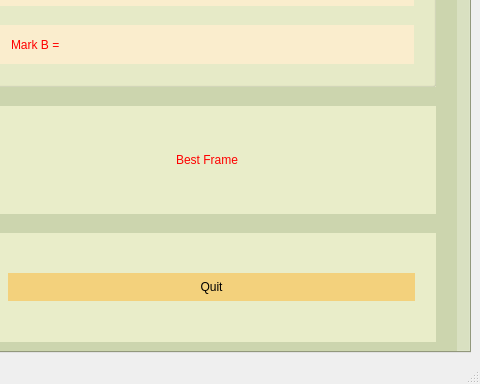
Qt form try/main4.ui (lin22807590/swap_ui) before a commit; both pictures show x 494 to 974 and y 577 to 961 of the 974 by 961 pixel window.
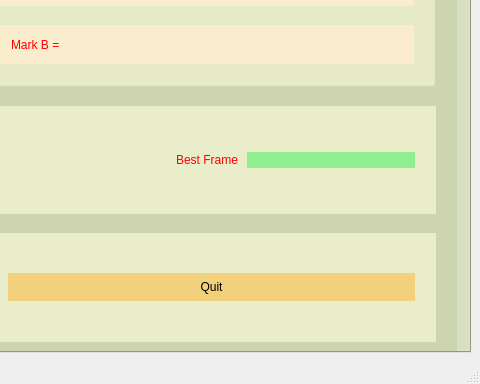
The same form after that commit. The open tabs and pages were chosen to show the change.

The edit to the form file:
```diff
--- a/try/main4.ui
+++ b/try/main4.ui
@@ -680,7 +680,7 @@
            <item>
             <widget class="QLineEdit" name="eBestFrame">
              <property name="styleSheet">
-              <string notr="true">padding-left:0; margin-left:0</string>
+              <string notr="true">padding-left:0; margin-left:0; background: lightgreen;</string>
              </property>
             </widget>
            </item>
```
Left out of the diff: 16 changed lines with no effect on the pictures.
